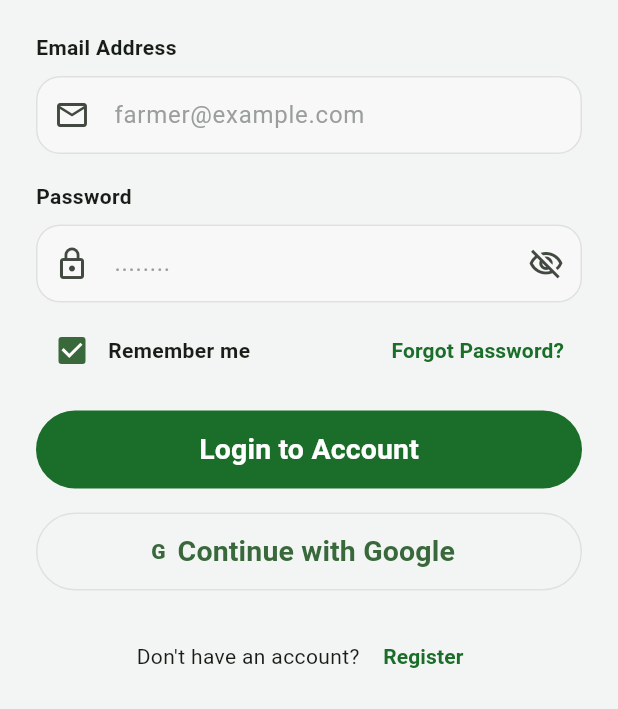
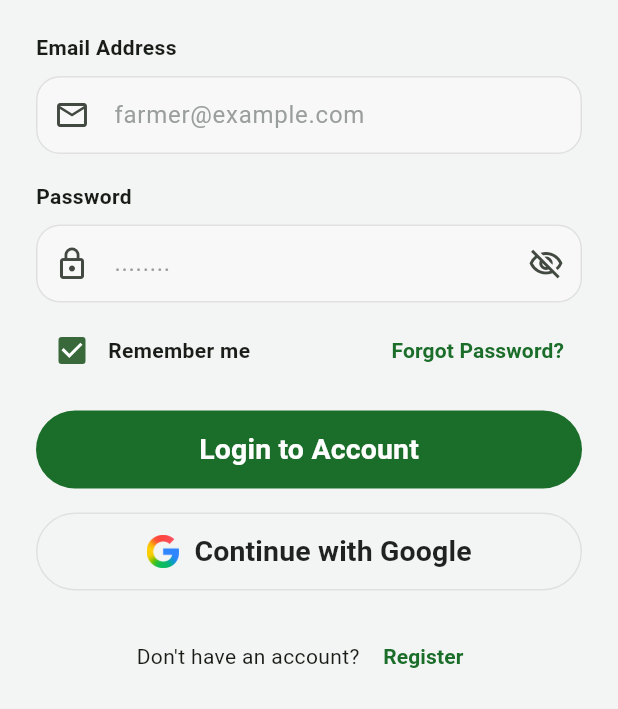
Before and after one commit to khel-dev/PLANTIVA-MOBILE-APP, a Flutter app: the LoginPage screen opened directly, on a phone screen of 412 x 824 dp, the part 527-1236 px from its top. Run offline on Flutter 3.47's test engine with Material 3 defaults, Android fonts, the phone set to English and light mode, and no system bars; our stand-ins replace cloud_firestore, firebase_auth, firebase_core, google_sign_in, image_picker; missing offline and left inert: tflite_flutter; accounts and stored records are empty.

Commit message:
AI FUNCTION PERO NEED IMPROVEMENTS

```diff
--- a/lib/screens/login.dart
+++ b/lib/screens/login.dart
@@ -232,22 +232,30 @@ class _LoginPageState extends State<LoginPage> {
                       ),
                     ),
                     const SizedBox(height: 16),
-                    OutlinedButton.icon(
+                    OutlinedButton(
                       style: OutlinedButton.styleFrom(
                         minimumSize: const Size(double.infinity, 52),
                         side: BorderSide(color: Colors.grey.shade300),
                       ),
                       onPressed: _handleGoogleSignIn,
-                      icon: const Text(
-                        'G',
-                        style: TextStyle(fontWeight: FontWeight.w800),
+                      child: Row(
+                        mainAxisAlignment: MainAxisAlignment.center,
+                        children: [
+                          Image.asset(
+                            'assets/images/google.png',
+                            height: 22,
+                            width: 22,
                           ),
-                      label: const Text(
+                          const SizedBox(width: 10),
+                          const Text(
                             'Continue with Google',
                             style: TextStyle(
                               fontSize: 19,
                               fontWeight: FontWeight.w600,
+                              color: Colors.black87,
                             ),
+                          ),
+                        ],
                       ),
                     ),
                     const SizedBox(height: 20),
```
Also changed, not shown: pubspec.yaml (+7 -0 lines), assets/images/google.png (added), pubspec.lock, 28 other files. Lines whose indentation alone changed are shown as unchanged.
